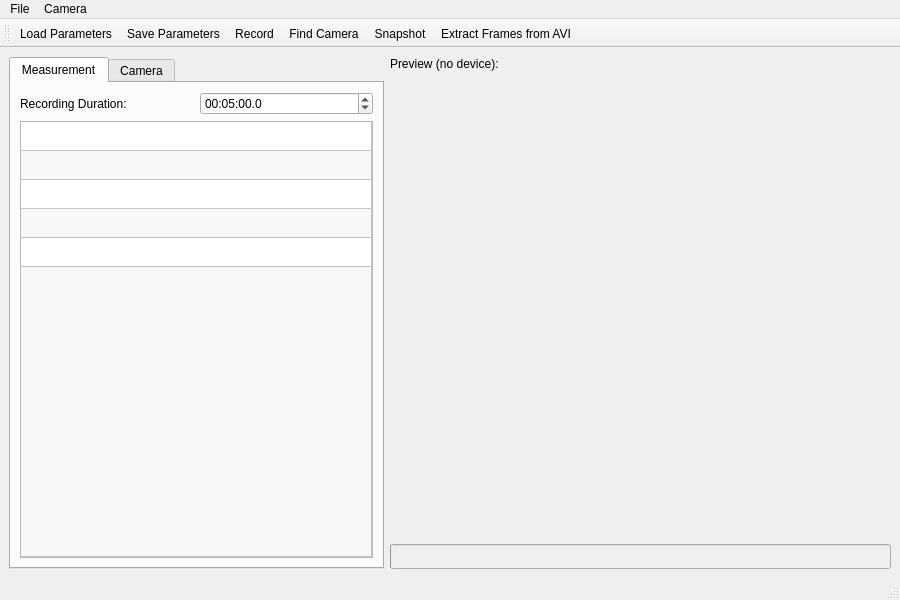
Before: the Qt Designer form fimui/ui_fimwindow.ui in fncnt/fimrecorder, drawn with Qt 5.
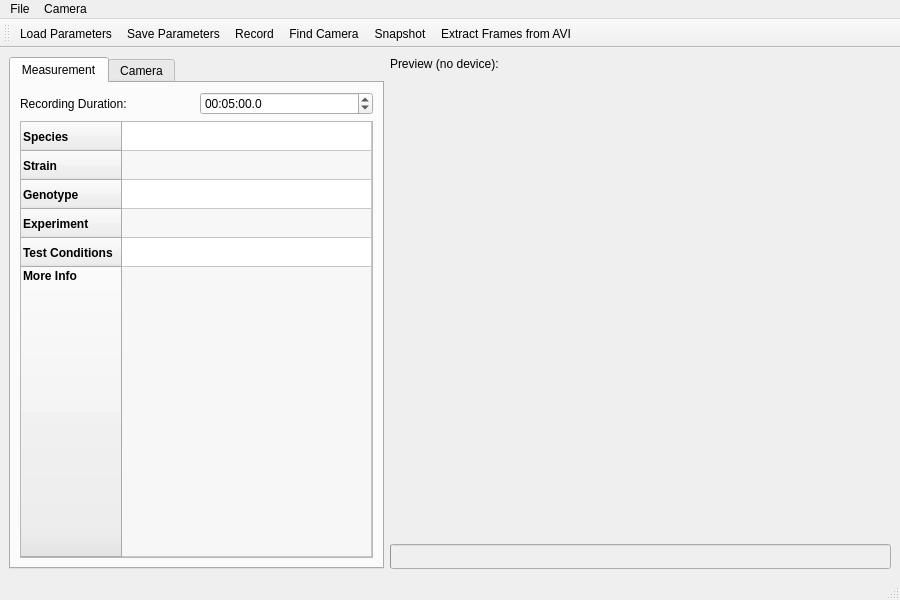
After: the same form once the commit is applied. Icons and pictures are not drawn.

Commit message: Fix some more EOLs and restore vertical header in UI table.

Patch:
```diff
--- a/fimui/ui_fimwindow.ui
+++ b/fimui/ui_fimwindow.ui
@@ -157,7 +157,7 @@
            <bool>true</bool>
           </attribute>
           <attribute name="verticalHeaderVisible">
-           <bool>false</bool>
+           <bool>true</bool>
           </attribute>
           <attribute name="verticalHeaderDefaultSectionSize">
            <number>29</number>
```
Left out of the diff: 2 changed lines with no effect on the pictures. The commit also changes 2 other files.
